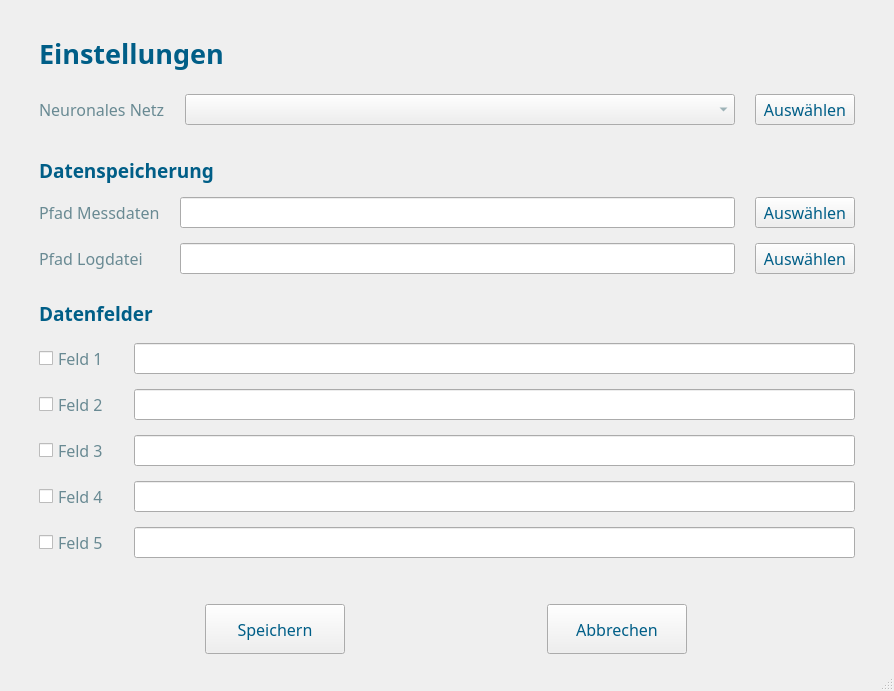
Above: UI_Files/settings.ui from fabianjaeger1/Phydent-App before the change. Below: the same form after it.
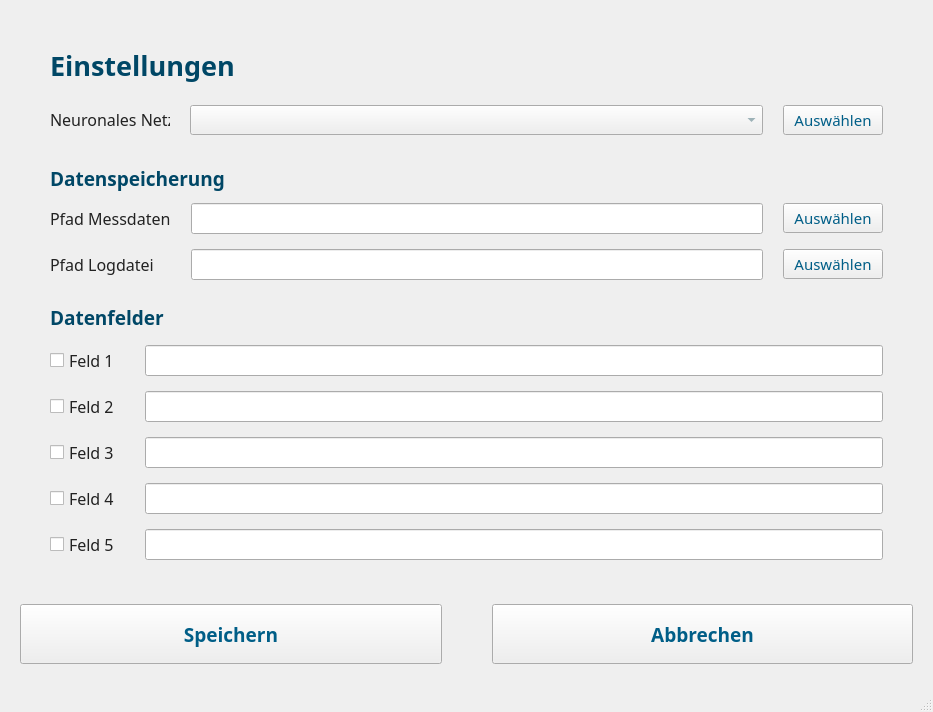
That is the form after the change. Icons and pictures are not drawn.

Commit message: Update design (more readable)

The edit to the form file:
```diff
--- a/UI_Files/settings.ui
+++ b/UI_Files/settings.ui
@@ -6,8 +6,8 @@
    <rect>
     <x>0</x>
     <y>0</y>
-    <width>881</width>
-    <height>691</height>
+    <width>933</width>
+    <height>712</height>
    </rect>
   </property>
   <property name="font">
@@ -25,6 +25,21 @@
   </property>
   <widget class="QWidget" name="centralwidget">
    <layout class="QVBoxLayout" name="verticalLayout">
+    <property name="spacing">
+     <number>4</number>
+    </property>
+    <property name="leftMargin">
+     <number>20</number>
+    </property>
+    <property name="topMargin">
+     <number>20</number>
+    </property>
+    <property name="rightMargin">
+     <number>20</number>
+    </property>
+    <property name="bottomMargin">
+     <number>20</number>
+    </property>
     <item>
      <layout class="QVBoxLayout" name="verticalLayout_4">
       <property name="leftMargin">
@@ -53,7 +68,7 @@
          </font>
         </property>
         <property name="text">
-         <string>&lt;html&gt;&lt;head/&gt;&lt;body&gt;&lt;p&gt;&lt;span style=&quot; font-size:20pt; color:#005e87;&quot;&gt;Einstellungen&lt;/span&gt;&lt;/p&gt;&lt;/body&gt;&lt;/html&gt;</string>
+         <string>&lt;html&gt;&lt;head/&gt;&lt;body&gt;&lt;p&gt;&lt;span style=&quot; font-size:20pt; color:#004766;&quot;&gt;Einstellungen&lt;/span&gt;&lt;/p&gt;&lt;/body&gt;&lt;/html&gt;</string>
         </property>
        </widget>
       </item>
@@ -91,7 +106,7 @@
          <widget class="QLabel" name="NN_label">
           <property name="maximumSize">
            <size>
-            <width>1660000</width>
+            <width>120</width>
             <height>16777215</height>
            </size>
           </property>
@@ -101,21 +116,27 @@
            </font>
           </property>
           <property name="text">
-           <string>&lt;html&gt;&lt;head/&gt;&lt;body&gt;&lt;p&gt;&lt;span style=&quot; font-size:12pt; color:#698a93;&quot;&gt;Neuronales Netz&lt;/span&gt;&lt;/p&gt;&lt;/body&gt;&lt;/html&gt;</string>
+           <string>&lt;html&gt;&lt;head/&gt;&lt;body&gt;&lt;p&gt;&lt;span style=&quot; font-size:12pt; color:#222222;&quot;&gt;Neuronales Netz&lt;/span&gt;&lt;/p&gt;&lt;/body&gt;&lt;/html&gt;</string>
           </property>
          </widget>
         </item>
         <item>
          <widget class="QComboBox" name="NN_choose_drop">
+          <property name="sizePolicy">
+           <sizepolicy hsizetype="Expanding" vsizetype="Preferred">
+            <horstretch>0</horstretch>
+            <verstretch>0</verstretch>
+           </sizepolicy>
+          </property>
           <property name="minimumSize">
            <size>
-            <width>550</width>
-            <height>0</height>
+            <width>400</width>
+            <height>30</height>
            </size>
           </property>
           <property name="maximumSize">
            <size>
-            <width>550</width>
+            <width>12000000</width>
             <height>16777215</height>
            </size>
           </property>
@@ -129,7 +150,7 @@
           <property name="minimumSize">
            <size>
             <width>100</width>
-            <height>28</height>
+            <height>30</height>
            </size>
           </property>
           <property name="maximumSize">
@@ -141,7 +162,7 @@
           <property name="font">
            <font>
             <family>Source Sans Pro</family>
-            <pointsize>12</pointsize>
+            <pointsize>11</pointsize>
            </font>
           </property>
           <property name="styleSheet">
@@ -203,7 +224,7 @@
          </font>
         </property>
         <property name="text">
-         <string>&lt;html&gt;&lt;head/&gt;&lt;body&gt;&lt;p&gt;&lt;span style=&quot; color:#005e87;&quot;&gt;Datenspeicherung&lt;/span&gt;&lt;/p&gt;&lt;/body&gt;&lt;/html&gt;</string>
+         <string>&lt;html&gt;&lt;head/&gt;&lt;body&gt;&lt;p&gt;&lt;span style=&quot; color:#004766;&quot;&gt;Datenspeicherung&lt;/span&gt;&lt;/p&gt;&lt;/body&gt;&lt;/html&gt;</string>
         </property>
        </widget>
       </item>
@@ -223,6 +244,12 @@
         </property>
         <item row="0" column="1">
          <widget class="QLineEdit" name="messsdaten_edit">
+          <property name="minimumSize">
+           <size>
+            <width>0</width>
+            <height>30</height>
+           </size>
+          </property>
           <property name="styleSheet">
            <string notr="true">color: rgb(105, 138, 147);</string>
           </property>
@@ -233,6 +260,12 @@
         </item>
         <item row="1" column="1">
          <widget class="QLineEdit" name="logdatei_edit">
+          <property name="minimumSize">
+           <size>
+            <width>0</width>
+            <height>30</height>
+           </size>
+          </property>
           <property name="styleSheet">
            <string notr="true">color: rgb(105, 138, 147);</string>
           </property>
@@ -244,14 +277,14 @@
         <item row="0" column="0">
          <widget class="QLabel" name="messdaten_label">
           <property name="text">
-           <string>&lt;html&gt;&lt;head/&gt;&lt;body&gt;&lt;p&gt;&lt;span style=&quot; color:#698a93;&quot;&gt;Pfad Messdaten&lt;/span&gt;&lt;/p&gt;&lt;/body&gt;&lt;/html&gt;</string>
+           <string>&lt;html&gt;&lt;head/&gt;&lt;body&gt;&lt;p&gt;&lt;span style=&quot; color:#222222;&quot;&gt;Pfad Messdaten&lt;/span&gt;&lt;/p&gt;&lt;/body&gt;&lt;/html&gt;</string>
           </property>
          </widget>
         </item>
         <item row="1" column="0">
          <widget class="QLabel" name="logdatei_label">
           <property name="text">
-           <string>&lt;html&gt;&lt;head/&gt;&lt;body&gt;&lt;p&gt;&lt;span style=&quot; color:#698a93;&quot;&gt;Pfad Logdatei&lt;/span&gt;&lt;/p&gt;&lt;/body&gt;&lt;/html&gt;</string>
+           <string>&lt;html&gt;&lt;head/&gt;&lt;body&gt;&lt;p&gt;&lt;span style=&quot; color:#222222;&quot;&gt;Pfad Logdatei&lt;/span&gt;&lt;/p&gt;&lt;/body&gt;&lt;/html&gt;</string>
           </property>
          </widget>
         </item>
@@ -260,9 +293,15 @@
           <property name="minimumSize">
            <size>
             <width>100</width>
-            <height>0</height>
+            <height>30</height>
            </size>
           </property>
+          <property name="font">
+           <font>
+            <family>Source Sans Pro</family>
+            <pointsize>11</pointsize>
+           </font>
+          </property>
           <property name="styleSheet">
            <string notr="true">color: rgb(0, 94, 135);</string>
           </property>
@@ -276,9 +315,15 @@
           <property name="minimumSize">
            <size>
             <width>100</width>
-            <height>0</height>
+            <height>30</height>
            </size>
           </property>
+          <property name="font">
+           <font>
+            <family>Source Sans Pro</family>
+            <pointsize>11</pointsize>
+           </font>
+          </property>
           <property name="styleSheet">
            <string notr="true">color: rgb(0, 94, 135);</string>
           </property>
@@ -329,7 +374,7 @@
          </font>
         </property>
         <property name="text">
-         <string>&lt;html&gt;&lt;head/&gt;&lt;body&gt;&lt;p&gt;&lt;span style=&quot; color:#005e87;&quot;&gt;Datenfelder&lt;/span&gt;&lt;/p&gt;&lt;/body&gt;&lt;/html&gt;</string>
+         <string>&lt;html&gt;&lt;head/&gt;&lt;body&gt;&lt;p&gt;&lt;span style=&quot; color:#004766;&quot;&gt;Datenfelder&lt;/span&gt;&lt;/p&gt;&lt;/body&gt;&lt;/html&gt;</string>
         </property>
        </widget>
       </item>
@@ -365,8 +410,14 @@
         </item>
         <item row="1" column="0">
          <widget class="QCheckBox" name="productlabel2check">
+          <property name="font">
+           <font>
+            <family>Source Sans Pro</family>
+            <pointsize>12</pointsize>
+           </font>
+          </property>
           <property name="styleSheet">
-           <string notr="true">color: rgb(105, 138, 147);</string>
+           <string notr="true">color: rgb(34, 34, 34);</string>
           </property>
           <property name="text">
            <string>Feld 2</string>
@@ -385,8 +436,14 @@
         </item>
         <item row="0" column="0">
          <widget class="QCheckBox" name="productlabel1check">
+          <property name="font">
+           <font>
+            <family>Source Sans Pro</family>
+            <pointsize>12</pointsize>
+           </font>
+          </property>
           <property name="styleSheet">
-           <string notr="true">color: rgb(105, 138, 147);</string>
+           <string notr="true">color: rgb(34, 34, 34);</string>
           </property>
           <property name="text">
            <string>Feld 1</string>
@@ -405,8 +462,14 @@
         </item>
         <item row="2" column="0">
          <widget class="QCheckBox" name="productlabel3check">
+          <property name="font">
+           <font>
+            <family>Source Sans Pro</family>
+            <pointsize>12</pointsize>
+           </font>
+          </property>
           <property name="styleSheet">
-           <string notr="true">color: rgb(105, 138, 147);</string>
+           <string notr="true">color: rgb(34, 34, 34);</string>
           </property>
           <property name="text">
            <string>Feld 3</string>
@@ -415,8 +478,14 @@
         </item>
         <item row="4" column="0">
          <widget class="QCheckBox" name="productlabel5check">
+          <property name="font">
+           <font>
+            <family>Source Sans Pro</family>
+            <pointsize>12</pointsize>
+           </font>
+          </property>
           <property name="styleSheet">
-           <string notr="true">color: rgb(105, 138, 147);</string>
+           <string notr="true">color: rgb(34, 34, 34);</string>
           </property>
           <property name="text">
            <string>Feld 5</string>
@@ -444,8 +513,14 @@
         </item>
         <item row="3" column="0">
          <widget class="QCheckBox" name="productlabel4check">
+          <property name="font">
+           <font>
+            <family>Source Sans Pro</family>
+            <pointsize>12</pointsize>
+           </font>
+          </property>
           <property name="styleSheet">
-           <string notr="true">color: rgb(105, 138, 147);</string>
+           <string notr="true">color: rgb(34, 34, 34);</string>
           </property>
           <property name="text">
            <string>Feld 4</string>
@@ -484,20 +559,31 @@
     </item>
     <item>
      <layout class="QHBoxLayout" name="horizontalLayout_2">
+      <property name="spacing">
+       <number>50</number>
+      </property>
       <item>
        <widget class="QPushButton" name="save_button">
         <property name="minimumSize">
          <size>
           <width>140</width>
-          <height>50</height>
+          <height>60</height>
          </size>
         </property>
         <property name="maximumSize">
          <size>
-          <width>140</width>
-          <height>50</height>
+          <width>10000</width>
+          <height>60</height>
          </size>
         </property>
+        <property name="font">
+         <font>
+          <family>Source Sans Pro Semibold</family>
+          <pointsize>14</pointsize>
+          <weight>75</weight>
+          <bold>true</bold>
+         </font>
+        </property>
         <property name="styleSheet">
          <string notr="true">color: rgb(0, 94, 135);</string>
         </property>
@@ -508,12 +594,26 @@
       </item>
       <item>
        <widget class="QPushButton" name="cancel_button">
+        <property name="minimumSize">
+         <size>
+          <width>0</width>
+          <height>60</height>
+         </size>
+        </property>
         <property name="maximumSize">
          <size>
-          <width>140</width>
-          <height>50</height>
+          <width>100000</width>
+          <height>60</height>
          </size>
         </property>
+        <property name="font">
+         <font>
+          <family>Source Sans Pro Semibold</family>
+          <pointsize>14</pointsize>
+          <weight>75</weight>
+          <bold>true</bold>
+         </font>
+        </property>
         <property name="styleSheet">
          <string notr="true">color: rgb(0, 94, 135);</string>
         </property>
```
The commit also changes 3 other files.
